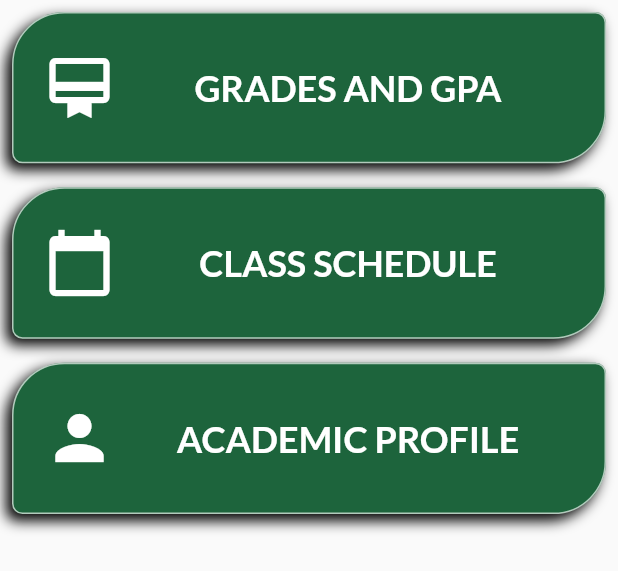
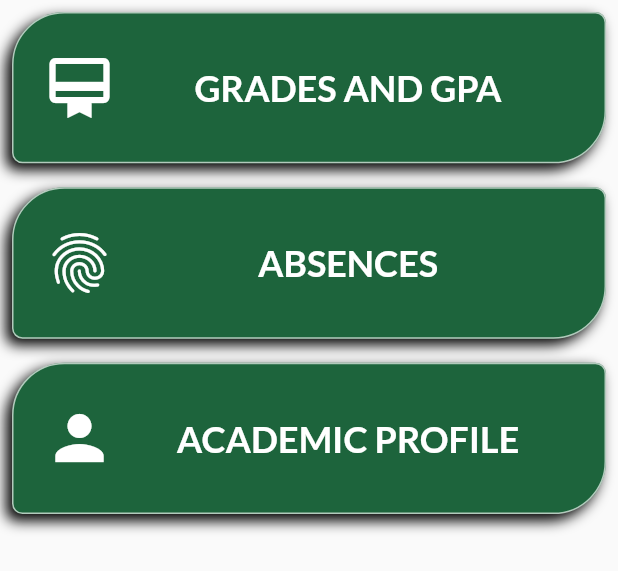
Before and after one commit to MaherWasel/kfupm_app, a Flutter app: the AcademicColumn widget shown alone on an empty page, opened directly, on a phone screen of 412 x 824 dp. Shown: the top 571 px of the screen. Run offline on Flutter 3.47's test engine with Material 2 defaults, Android fonts, the phone set to English and light mode, and no system bars; our stand-ins replace cloud_firestore, curved_navigation_bar, firebase_auth, firebase_core, firebase_storage, flutter_riverpod and 3 more; accounts and stored records are empty; generated files the repository leaves out were written again.

Commit message:
absences swapped to a button

```diff
--- a/lib/features/home/presentation/Icons/columns/Col_element.dart
+++ b/lib/features/home/presentation/Icons/columns/Col_element.dart
@@ -30,7 +30,7 @@ class ColElement extends StatelessWidget{
       child: Row(
         mainAxisAlignment: MainAxisAlignment.spaceBetween,
         children: [
-          Container(
+          SizedBox(
             height: height/11,
             width: Sizes.p64,
 
@@ -39,7 +39,8 @@ class ColElement extends StatelessWidget{
           ),
           Text(text.toUpperCase(),style: midTextL.copyWith(
             color: Colors.white,
-            fontWeight: FontWeight.bold),),
+            fontWeight: FontWeight.bold,
+            overflow: TextOverflow.ellipsis),),
           const SizedBox(
             width: Sizes.p12,
           )
--- a/lib/features/home/presentation/Icons/columns/academic_column.dart
+++ b/lib/features/home/presentation/Icons/columns/academic_column.dart
@@ -1,4 +1,5 @@
 import 'package:flutter/material.dart';
+import 'package:kfupm_app/features/attendance/attendance_screen.dart';
 import 'package:kfupm_app/features/home/presentation/Icons/columns/Col_element.dart';
 import 'package:kfupm_app/features/home/presentation/Icons/services/grades_and_gpa.dart';
 import 'package:page_transition/page_transition.dart';
@@ -13,12 +14,15 @@ class AcademicColumn extends StatelessWidget{
       children: [
         InkWell(
           onTap: (){
-            print("alo");
             Navigator.push(context, MaterialPageRoute(builder: (context)=>GradesAndGpa()));
           },
-          child: ColElement(icon: Icons.card_membership, text: "Grades and Gpa")),
-        ColElement(icon: Icons.calendar_today, text: "CLASS SCHEDULE"),
-        ColElement(icon: Icons.person, text: "ACADEMIC PROFILE")
+          child: const ColElement(icon: Icons.card_membership, text: "Grades and Gpa")),
+        InkWell(
+          onTap: (){
+            Navigator.push(context, MaterialPageRoute(builder: (context)=>AttendanceScreen()));
+          },
+          child: const ColElement(icon: Icons.fingerprint, text: "Absences")),
+        const ColElement(icon: Icons.person, text: "ACADEMIC PROFILE")
 
 
       ],
--- a/lib/features/home/presentation/services/extraServices.dart
+++ b/lib/features/home/presentation/services/extraServices.dart
@@ -39,7 +39,7 @@ class ExtraServices extends ConsumerWidget{
                   children:  [
                     InkWell(
                       onTap: ()=> Navigator.push(context, MaterialPageRoute(builder: (context)=>IdComponent())),
-                      child: ColElement(icon: Icons.credit_card, text: "Show ID")),
+                      child: const ColElement(icon: Icons.credit_card, text: "Show ID")),
                     const ColElement(icon: Icons.phone, text: "Kfupm Numbers"),
                     const ColElement(icon: Icons.home, text: "Housing Contract"),
                     const ColElement(icon: Icons.car_rental_outlined, text: "Vehicle Sticker"),
@@ -48,7 +48,7 @@ class ExtraServices extends ConsumerWidget{
                       onTap: (){
                           ref.read(userRepoProvider).signOut();
                       },
-                      child: ColElement(icon: Icons.logout, text: "LogOut"))
+                      child: const ColElement(icon: Icons.logout, text: "LogOut"))
 
                     ],
                 ),
```
Also changed, not shown: lib/features/attendance/attendance_screen.dart (+5 -2 lines), lib/features/home/presentation/services/id_component.dart (+34 -11 lines), 3 other files.
